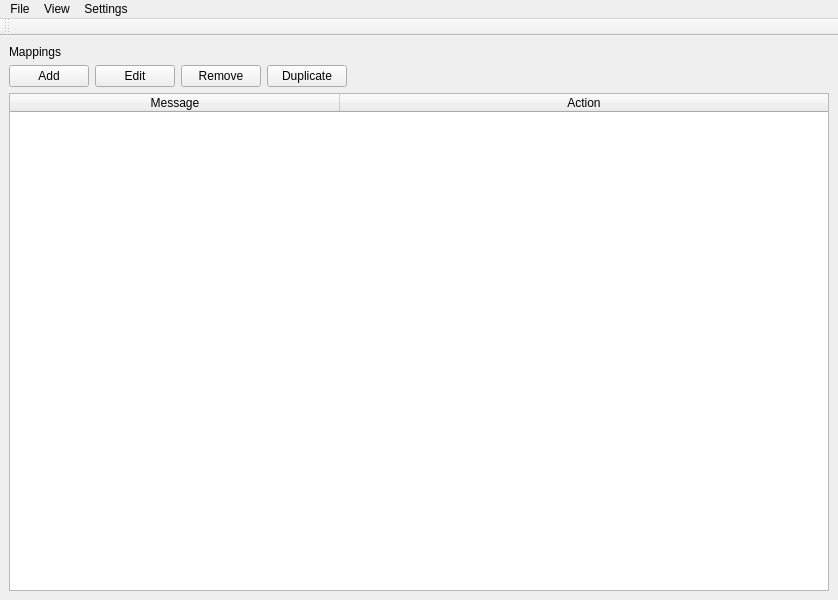
lpenguin/pyMidiMap, file src/gui/forms/MainWindow.ui: the form before one commit.
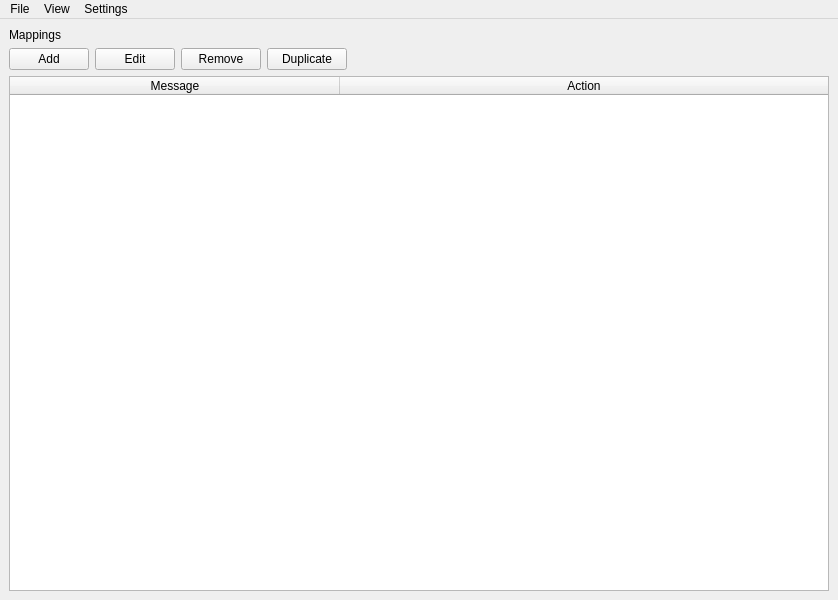
The form after the commit. Custom widgets are drawn as their Qt base class.

What changed in the file:
```diff
--- a/src/gui/forms/MainWindow.ui
+++ b/src/gui/forms/MainWindow.ui
@@ -148,17 +148,6 @@
    <addaction name="menuView"/>
    <addaction name="menuSettings"/>
   </widget>
-  <widget class="QToolBar" name="toolBar">
-   <property name="windowTitle">
-    <string>toolBar</string>
-   </property>
-   <attribute name="toolBarArea">
-    <enum>TopToolBarArea</enum>
-   </attribute>
-   <attribute name="toolBarBreak">
-    <bool>false</bool>
-   </attribute>
-  </widget>
   <action name="actionMidi">
    <property name="text">
     <string>Midi Ports</string>
```
Left out of the diff: 6 changed lines with no effect on the pictures.
